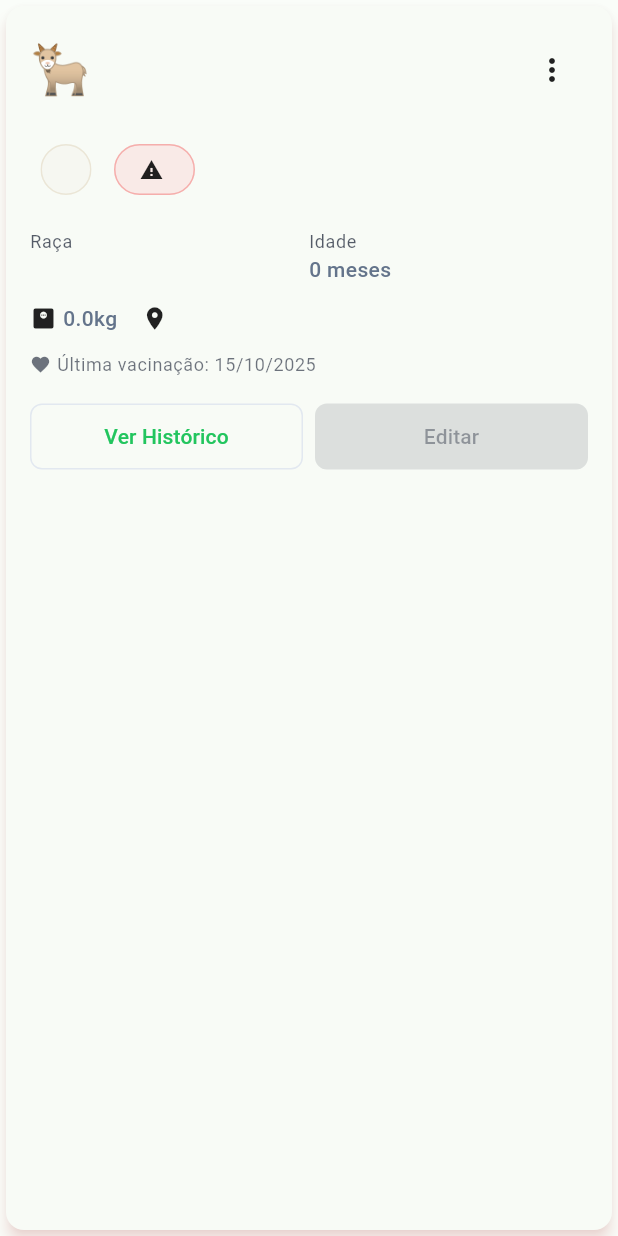
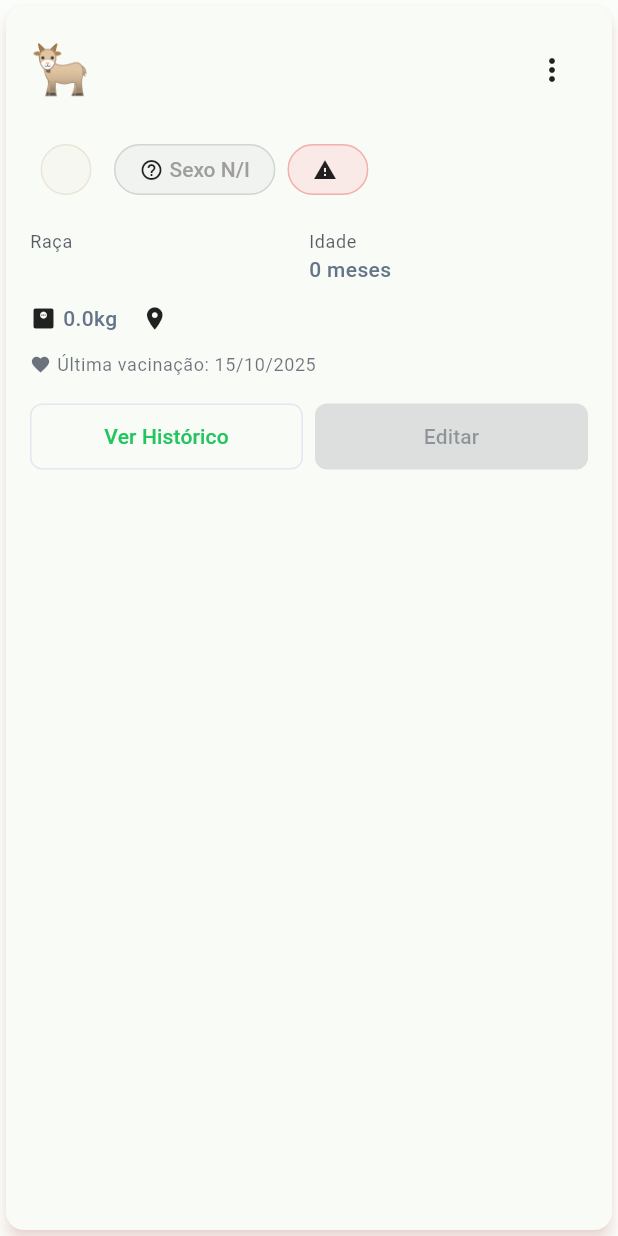
Before and after one commit to CarlosHenriqueVasconcelos/ovino-caprino-hub, a Flutter app: the AnimalCard widget shown alone on an empty page, opened directly with empty values, on a phone screen of 412 x 824 dp. Run offline on Flutter 3.47's test engine with Material 3 defaults, Android fonts, the phone set to English and light mode, and no system bars; our stand-ins replace sqflite, sqflite_common, sqflite_common_ffi, supabase, supabase_flutter; accounts and stored records are empty.

Commit message:
Dashboard arrumado

```diff
--- a/flutter_desktop/lib/widgets/animal_card.dart
+++ b/flutter_desktop/lib/widgets/animal_card.dart
@@ -65,6 +65,54 @@ class AnimalCard extends StatelessWidget {
 
     return colorMap[colorName.toLowerCase()] ?? Colors.black;
   }
+
+  // 🔹 Novo helper: chip de sexo (Macho / Fêmea / N/I) inferido pela category
+Widget _sexChip(BuildContext context) {
+  String cat = (animal.category ?? '').toLowerCase();
+
+  // Normaliza casos comuns (com e sem acento)
+  bool has(String term) => cat.contains(term);
+  bool isFemale =
+      has('fêmea') || has('femea') || has('reprodutora') || has('borrega');
+  bool isMale =
+      has('macho') || has('reprodutor') || has('borrego');
+
+  late String label;
+  late IconData icon;
+  late Color color;
+
+  if (isFemale && !isMale) {
+    label = 'Fêmea';
+    icon = Icons.female;
+    color = Colors.pinkAccent;
+  } else if (isMale && !isFemale) {
+    label = 'Macho';
+    icon = Icons.male;
+    color = Colors.blueAccent;
+  } else {
+    // Ambíguo ou não informado
+    label = 'Sexo N/I';
+    icon = Icons.help_outline;
+    color = Colors.grey;
+  }
+
+  return Chip(
+    label: Row(
+      mainAxisSize: MainAxisSize.min,
+      children: [
+        Icon(icon, size: 16),
+        const SizedBox(width: 4),
+        Text(label),
+      ],
+    ),
+    backgroundColor: color.withOpacity(0.1),
+    labelStyle: TextStyle(
+      color: color,
+      fontWeight: FontWeight.w500,
+    ),
+    side: BorderSide(color: color.withOpacity(0.2)),
+  );
+}
 
   @override
   Widget build(BuildContext context) {
@@ -191,6 +239,10 @@ class AnimalCard extends StatelessWidget {
                   ),
                   side: BorderSide(color: statusColor.withOpacity(0.2)),
                 ),
+
+                // 🔹 Novo: chip de sexo (inferido pela category)
+                _sexChip(context),
+
                 if (animal.pregnant)
                   Chip(
                     label: const Row(
```
Also changed, not shown: flutter_desktop/lib/widgets/vaccination_alerts.dart (+46 -37 lines).
